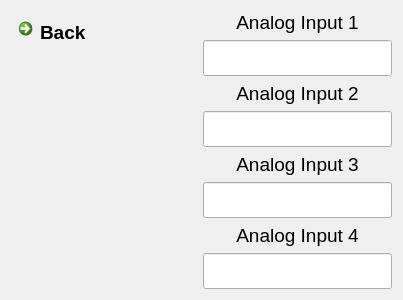
semissatto2/Interface_files, file myInterface/EPSInterface.ui: the form before one commit.
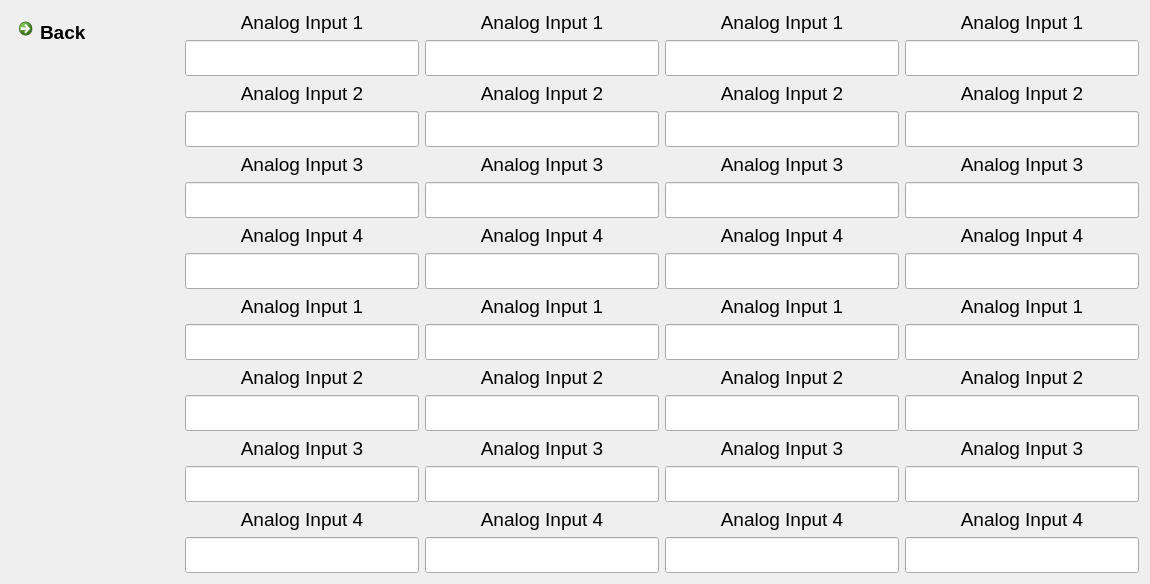
The form after the commit. Icons and pictures are not drawn.

What changed in the file:
```diff
--- a/myInterface/EPSInterface.ui
+++ b/myInterface/EPSInterface.ui
@@ -6,16 +6,16 @@
    <rect>
     <x>0</x>
     <y>0</y>
-    <width>403</width>
-    <height>238</height>
+    <width>1150</width>
+    <height>578</height>
    </rect>
   </property>
   <property name="windowTitle">
    <string>EPS Interface</string>
   </property>
-  <layout class="QVBoxLayout" name="verticalLayout_3">
+  <layout class="QVBoxLayout" name="verticalLayout_11">
    <item>
-    <layout class="QHBoxLayout" name="horizontalLayout_2">
+    <layout class="QHBoxLayout" name="horizontalLayout_4">
      <item>
       <layout class="QVBoxLayout" name="verticalLayout_2">
        <item>
@@ -42,19 +42,6 @@
            </property>
           </widget>
          </item>
-         <item>
-          <spacer name="horizontalSpacer">
-           <property name="orientation">
-            <enum>Qt::Horizontal</enum>
-           </property>
-           <property name="sizeHint" stdset="0">
-            <size>
-             <width>40</width>
-             <height>20</height>
-            </size>
-           </property>
-          </spacer>
-         </item>
         </layout>
        </item>
        <item>
@@ -73,7 +60,11 @@
       </layout>
      </item>
      <item>
-      <layout class="QVBoxLayout" name="verticalLayout">
+      <layout class="QVBoxLayout" name="verticalLayout_10">
+       <item>
+        <layout class="QHBoxLayout" name="horizontalLayout_2">
+         <item>
+          <layout class="QVBoxLayout" name="verticalLayout_9">
        <item>
         <widget class="QLabel" name="labelAI1">
          <property name="font">
@@ -181,6 +172,798 @@
           <set>Qt::AlignCenter</set>
          </property>
         </widget>
+           </item>
+          </layout>
+         </item>
+         <item>
+          <layout class="QVBoxLayout" name="verticalLayout_8">
+           <item>
+            <widget class="QLabel" name="labelAI5">
+             <property name="font">
+              <font>
+               <pointsize>14</pointsize>
+              </font>
+             </property>
+             <property name="text">
+              <string>Analog Input 1</string>
+             </property>
+             <property name="alignment">
+              <set>Qt::AlignCenter</set>
+             </property>
+            </widget>
+           </item>
+           <item>
+            <widget class="QLineEdit" name="lineEditAI5">
+             <property name="font">
+              <font>
+               <pointsize>18</pointsize>
+              </font>
+             </property>
+             <property name="alignment">
+              <set>Qt::AlignCenter</set>
+             </property>
+            </widget>
+           </item>
+           <item>
+            <widget class="QLabel" name="labelAI6">
+             <property name="font">
+              <font>
+               <pointsize>14</pointsize>
+              </font>
+             </property>
+             <property name="text">
+              <string>Analog Input 2</string>
+             </property>
+             <property name="alignment">
+              <set>Qt::AlignCenter</set>
+             </property>
+            </widget>
+           </item>
+           <item>
+            <widget class="QLineEdit" name="lineEditAI6">
+             <property name="font">
+              <font>
+               <pointsize>18</pointsize>
+              </font>
+             </property>
+             <property name="alignment">
+              <set>Qt::AlignCenter</set>
+             </property>
+            </widget>
+           </item>
+           <item>
+            <widget class="QLabel" name="labelAI7">
+             <property name="font">
+              <font>
+               <pointsize>14</pointsize>
+              </font>
+             </property>
+             <property name="text">
+              <string>Analog Input 3</string>
+             </property>
+             <property name="alignment">
+              <set>Qt::AlignCenter</set>
+             </property>
+            </widget>
+           </item>
+           <item>
+            <widget class="QLineEdit" name="lineEditAI7">
+             <property name="font">
+              <font>
+               <pointsize>18</pointsize>
+              </font>
+             </property>
+             <property name="alignment">
+              <set>Qt::AlignCenter</set>
+             </property>
+            </widget>
+           </item>
+           <item>
+            <widget class="QLabel" name="labelAI8">
+             <property name="font">
+              <font>
+               <pointsize>14</pointsize>
+              </font>
+             </property>
+             <property name="text">
+              <string>Analog Input 4</string>
+             </property>
+             <property name="alignment">
+              <set>Qt::AlignCenter</set>
+             </property>
+            </widget>
+           </item>
+           <item>
+            <widget class="QLineEdit" name="lineEditAI8">
+             <property name="font">
+              <font>
+               <pointsize>18</pointsize>
+              </font>
+             </property>
+             <property name="alignment">
+              <set>Qt::AlignCenter</set>
+             </property>
+            </widget>
+           </item>
+          </layout>
+         </item>
+         <item>
+          <layout class="QVBoxLayout" name="verticalLayout_7">
+           <item>
+            <widget class="QLabel" name="labelAI9">
+             <property name="font">
+              <font>
+               <pointsize>14</pointsize>
+              </font>
+             </property>
+             <property name="text">
+              <string>Analog Input 1</string>
+             </property>
+             <property name="alignment">
+              <set>Qt::AlignCenter</set>
+             </property>
+            </widget>
+           </item>
+           <item>
+            <widget class="QLineEdit" name="lineEditAI9">
+             <property name="font">
+              <font>
+               <pointsize>18</pointsize>
+              </font>
+             </property>
+             <property name="alignment">
+              <set>Qt::AlignCenter</set>
+             </property>
+            </widget>
+           </item>
+           <item>
+            <widget class="QLabel" name="labelAI10">
+             <property name="font">
+              <font>
+               <pointsize>14</pointsize>
+              </font>
+             </property>
+             <property name="text">
+              <string>Analog Input 2</string>
+             </property>
+             <property name="alignment">
+              <set>Qt::AlignCenter</set>
+             </property>
+            </widget>
+           </item>
+           <item>
+            <widget class="QLineEdit" name="lineEditAI10">
+             <property name="font">
+              <font>
+               <pointsize>18</pointsize>
+              </font>
+             </property>
+             <property name="alignment">
+              <set>Qt::AlignCenter</set>
+             </property>
+            </widget>
+           </item>
+           <item>
+            <widget class="QLabel" name="labelAI11">
+             <property name="font">
+              <font>
+               <pointsize>14</pointsize>
+              </font>
+             </property>
+             <property name="text">
+              <string>Analog Input 3</string>
+             </property>
+             <property name="alignment">
+              <set>Qt::AlignCenter</set>
+             </property>
+            </widget>
+           </item>
+           <item>
+            <widget class="QLineEdit" name="lineEditAI11">
+             <property name="font">
+              <font>
+               <pointsize>18</pointsize>
+              </font>
+             </property>
+             <property name="alignment">
+              <set>Qt::AlignCenter</set>
+             </property>
+            </widget>
+           </item>
+           <item>
+            <widget class="QLabel" name="labelAI12">
+             <property name="font">
+              <font>
+               <pointsize>14</pointsize>
+              </font>
+             </property>
+             <property name="text">
+              <string>Analog Input 4</string>
+             </property>
+             <property name="alignment">
+              <set>Qt::AlignCenter</set>
+             </property>
+            </widget>
+           </item>
+           <item>
+            <widget class="QLineEdit" name="lineEditAI12">
+             <property name="font">
+              <font>
+               <pointsize>18</pointsize>
+              </font>
+             </property>
+             <property name="alignment">
+              <set>Qt::AlignCenter</set>
+             </property>
+            </widget>
+           </item>
+          </layout>
+         </item>
+         <item>
+          <layout class="QVBoxLayout" name="verticalLayout_6">
+           <item>
+            <widget class="QLabel" name="labelAI13">
+             <property name="font">
+              <font>
+               <pointsize>14</pointsize>
+              </font>
+             </property>
+             <property name="text">
+              <string>Analog Input 1</string>
+             </property>
+             <property name="alignment">
+              <set>Qt::AlignCenter</set>
+             </property>
+            </widget>
+           </item>
+           <item>
+            <widget class="QLineEdit" name="lineEditAI13">
+             <property name="font">
+              <font>
+               <pointsize>18</pointsize>
+              </font>
+             </property>
+             <property name="alignment">
+              <set>Qt::AlignCenter</set>
+             </property>
+            </widget>
+           </item>
+           <item>
+            <widget class="QLabel" name="labelAI14">
+             <property name="font">
+              <font>
+               <pointsize>14</pointsize>
+              </font>
+             </property>
+             <property name="text">
+              <string>Analog Input 2</string>
+             </property>
+             <property name="alignment">
+              <set>Qt::AlignCenter</set>
+             </property>
+            </widget>
+           </item>
+           <item>
+            <widget class="QLineEdit" name="lineEditAI14">
+             <property name="font">
+              <font>
+               <pointsize>18</pointsize>
+              </font>
+             </property>
+             <property name="alignment">
+              <set>Qt::AlignCenter</set>
+             </property>
+            </widget>
+           </item>
+           <item>
+            <widget class="QLabel" name="labelAI15">
+             <property name="font">
+              <font>
+               <pointsize>14</pointsize>
+              </font>
+             </property>
+             <property name="text">
+              <string>Analog Input 3</string>
+             </property>
+             <property name="alignment">
+              <set>Qt::AlignCenter</set>
+             </property>
+            </widget>
+           </item>
+           <item>
+            <widget class="QLineEdit" name="lineEditAI15">
+             <property name="font">
+              <font>
+               <pointsize>18</pointsize>
+              </font>
+             </property>
+             <property name="alignment">
+              <set>Qt::AlignCenter</set>
+             </property>
+            </widget>
+           </item>
+           <item>
+            <widget class="QLabel" name="labelAI16">
+             <property name="font">
+              <font>
+               <pointsize>14</pointsize>
+              </font>
+             </property>
+             <property name="text">
+              <string>Analog Input 4</string>
+             </property>
+             <property name="alignment">
+              <set>Qt::AlignCenter</set>
+             </property>
+            </widget>
+           </item>
+           <item>
+            <widget class="QLineEdit" name="lineEditAI16">
+             <property name="font">
+              <font>
+               <pointsize>18</pointsize>
+              </font>
+             </property>
+             <property name="alignment">
+              <set>Qt::AlignCenter</set>
+             </property>
+            </widget>
+           </item>
+          </layout>
+         </item>
+        </layout>
+       </item>
+       <item>
+        <layout class="QHBoxLayout" name="horizontalLayout_3">
+         <item>
+          <layout class="QVBoxLayout" name="verticalLayout">
+           <item>
+            <widget class="QLabel" name="labelAI17">
+             <property name="font">
+              <font>
+               <pointsize>14</pointsize>
+              </font>
+             </property>
+             <property name="text">
+              <string>Analog Input 1</string>
+             </property>
+             <property name="alignment">
+              <set>Qt::AlignCenter</set>
+             </property>
+            </widget>
+           </item>
+           <item>
+            <widget class="QLineEdit" name="lineEditAI17">
+             <property name="font">
+              <font>
+               <pointsize>18</pointsize>
+              </font>
+             </property>
+             <property name="alignment">
+              <set>Qt::AlignCenter</set>
+             </property>
+            </widget>
+           </item>
+           <item>
+            <widget class="QLabel" name="labelAI18">
+             <property name="font">
+              <font>
+               <pointsize>14</pointsize>
+              </font>
+             </property>
+             <property name="text">
+              <string>Analog Input 2</string>
+             </property>
+             <property name="alignment">
+              <set>Qt::AlignCenter</set>
+             </property>
+            </widget>
+           </item>
+           <item>
+            <widget class="QLineEdit" name="lineEditAI18">
+             <property name="font">
+              <font>
+               <pointsize>18</pointsize>
+              </font>
+             </property>
+             <property name="alignment">
+              <set>Qt::AlignCenter</set>
+             </property>
+            </widget>
+           </item>
+           <item>
+            <widget class="QLabel" name="labelAI19">
+             <property name="font">
+              <font>
+               <pointsize>14</pointsize>
+              </font>
+             </property>
+             <property name="text">
+              <string>Analog Input 3</string>
+             </property>
+             <property name="alignment">
+              <set>Qt::AlignCenter</set>
+             </property>
+            </widget>
+           </item>
+           <item>
+            <widget class="QLineEdit" name="lineEditAI19">
+             <property name="font">
+              <font>
+               <pointsize>18</pointsize>
+              </font>
+             </property>
+             <property name="alignment">
+              <set>Qt::AlignCenter</set>
+             </property>
+            </widget>
+           </item>
+           <item>
+            <widget class="QLabel" name="labelAI20">
+             <property name="font">
+              <font>
+               <pointsize>14</pointsize>
+              </font>
+             </property>
+             <property name="text">
+              <string>Analog Input 4</string>
+             </property>
+             <property name="alignment">
+              <set>Qt::AlignCenter</set>
+             </property>
+            </widget>
+           </item>
+           <item>
+            <widget class="QLineEdit" name="lineEditAI20">
+             <property name="font">
+              <font>
+               <pointsize>18</pointsize>
+              </font>
+             </property>
+             <property name="alignment">
+              <set>Qt::AlignCenter</set>
+             </property>
+            </widget>
+           </item>
+          </layout>
+         </item>
+         <item>
+          <layout class="QVBoxLayout" name="verticalLayout_3">
+           <item>
+            <widget class="QLabel" name="labelAI21">
+             <property name="font">
+              <font>
+               <pointsize>14</pointsize>
+              </font>
+             </property>
+             <property name="text">
+              <string>Analog Input 1</string>
+             </property>
+             <property name="alignment">
+              <set>Qt::AlignCenter</set>
+             </property>
+            </widget>
+           </item>
+           <item>
+            <widget class="QLineEdit" name="lineEditAI21">
+             <property name="font">
+              <font>
+               <pointsize>18</pointsize>
+              </font>
+             </property>
+             <property name="alignment">
+              <set>Qt::AlignCenter</set>
+             </property>
+            </widget>
+           </item>
+           <item>
+            <widget class="QLabel" name="labelAI22">
+             <property name="font">
+              <font>
+               <pointsize>14</pointsize>
+              </font>
+             </property>
+             <property name="text">
+              <string>Analog Input 2</string>
+             </property>
+             <property name="alignment">
+              <set>Qt::AlignCenter</set>
+             </property>
+            </widget>
+           </item>
+           <item>
+            <widget class="QLineEdit" name="lineEditAI22">
+             <property name="font">
+              <font>
+               <pointsize>18</pointsize>
+              </font>
+             </property>
+             <property name="alignment">
+              <set>Qt::AlignCenter</set>
+             </property>
+            </widget>
+           </item>
+           <item>
+            <widget class="QLabel" name="labelAI23">
+             <property name="font">
+              <font>
+               <pointsize>14</pointsize>
+              </font>
+             </property>
+             <property name="text">
+              <string>Analog Input 3</string>
+             </property>
+             <property name="alignment">
+              <set>Qt::AlignCenter</set>
+             </property>
+            </widget>
+           </item>
+           <item>
+            <widget class="QLineEdit" name="lineEditAI23">
+             <property name="font">
+              <font>
+               <pointsize>18</pointsize>
+              </font>
+             </property>
+             <property name="alignment">
+              <set>Qt::AlignCenter</set>
+             </property>
+            </widget>
+           </item>
+           <item>
+            <widget class="QLabel" name="labelAI24">
+             <property name="font">
+              <font>
+               <pointsize>14</pointsize>
+              </font>
+             </property>
+             <property name="text">
+              <string>Analog Input 4</string>
+             </property>
+             <property name="alignment">
+              <set>Qt::AlignCenter</set>
+             </property>
+            </widget>
+           </item>
+           <item>
+            <widget class="QLineEdit" name="lineEditAI24">
+             <property name="font">
+              <font>
+               <pointsize>18</pointsize>
+              </font>
+             </property>
+             <property name="alignment">
+              <set>Qt::AlignCenter</set>
+             </property>
+            </widget>
+           </item>
+          </layout>
+         </item>
+         <item>
+          <layout class="QVBoxLayout" name="verticalLayout_4">
+           <item>
+            <widget class="QLabel" name="labelAI25">
+             <property name="font">
+              <font>
+               <pointsize>14</pointsize>
+              </font>
+             </property>
+             <property name="text">
+              <string>Analog Input 1</string>
+             </property>
+             <property name="alignment">
+              <set>Qt::AlignCenter</set>
+             </property>
+            </widget>
+           </item>
+           <item>
+            <widget class="QLineEdit" name="lineEditAI25">
+             <property name="font">
+              <font>
+               <pointsize>18</pointsize>
+              </font>
+             </property>
+             <property name="alignment">
+              <set>Qt::AlignCenter</set>
+             </property>
+            </widget>
+           </item>
+           <item>
+            <widget class="QLabel" name="labelAI26">
+             <property name="font">
+              <font>
+               <pointsize>14</pointsize>
+              </font>
+             </property>
+             <property name="text">
+              <string>Analog Input 2</string>
+             </property>
+             <property name="alignment">
+              <set>Qt::AlignCenter</set>
+             </property>
+            </widget>
+           </item>
+           <item>
+            <widget class="QLineEdit" name="lineEditAI26">
+             <property name="font">
+              <font>
+               <pointsize>18</pointsize>
+              </font>
+             </property>
+             <property name="alignment">
+              <set>Qt::AlignCenter</set>
+             </property>
+            </widget>
+           </item>
+           <item>
+            <widget class="QLabel" name="labelAI27">
+             <property name="font">
+              <font>
+               <pointsize>14</pointsize>
+              </font>
+             </property>
+             <property name="text">
+              <string>Analog Input 3</string>
+             </property>
+             <property name="alignment">
+              <set>Qt::AlignCenter</set>
+             </property>
+            </widget>
+           </item>
+           <item>
+            <widget class="QLineEdit" name="lineEditAI27">
+             <property name="font">
+              <font>
+               <pointsize>18</pointsize>
+              </font>
+             </property>
+             <property name="alignment">
+              <set>Qt::AlignCenter</set>
+             </property>
+            </widget>
+           </item>
+           <item>
+            <widget class="QLabel" name="labelAI28">
+             <property name="font">
+              <font>
+               <pointsize>14</pointsize>
+              </font>
+             </property>
+             <property name="text">
+              <string>Analog Input 4</string>
+             </property>
+             <property name="alignment">
+              <set>Qt::AlignCenter</set>
+             </property>
+            </widget>
+           </item>
+           <item>
+            <widget class="QLineEdit" name="lineEditAI28">
+             <property name="font">
+              <font>
+               <pointsize>18</pointsize>
+              </font>
+             </property>
+             <property name="alignment">
+              <set>Qt::AlignCenter</set>
+             </property>
+            </widget>
+           </item>
+          </layout>
+         </item>
+         <item>
+          <layout class="QVBoxLayout" name="verticalLayout_5">
+           <item>
+            <widget class="QLabel" name="labelAI29">
+             <property name="font">
+              <font>
+               <pointsize>14</pointsize>
+              </font>
+             </property>
+             <property name="text">
+              <string>Analog Input 1</string>
+             </property>
+             <property name="alignment">
+              <set>Qt::AlignCenter</set>
+             </property>
+            </widget>
+           </item>
+           <item>
+            <widget class="QLineEdit" name="lineEditAI29">
+             <property name="font">
+              <font>
+               <pointsize>18</pointsize>
+              </font>
+             </property>
+             <property name="alignment">
+              <set>Qt::AlignCenter</set>
+             </property>
+            </widget>
+           </item>
+           <item>
+            <widget class="QLabel" name="labelAI30">
+             <property name="font">
+              <font>
+               <pointsize>14</pointsize>
+              </font>
+             </property>
+             <property name="text">
+              <string>Analog Input 2</string>
+             </property>
+             <property name="alignment">
+              <set>Qt::AlignCenter</set>
+             </property>
+            </widget>
+           </item>
+           <item>
+            <widget class="QLineEdit" name="lineEditAI30">
+             <property name="font">
+              <font>
+               <pointsize>18</pointsize>
+              </font>
+             </property>
+             <property name="alignment">
+              <set>Qt::AlignCenter</set>
+             </property>
+            </widget>
+           </item>
+           <item>
+            <widget class="QLabel" name="labelAI31">
+             <property name="font">
+              <font>
+               <pointsize>14</pointsize>
+              </font>
+             </property>
+             <property name="text">
+              <string>Analog Input 3</string>
+             </property>
+             <property name="alignment">
+              <set>Qt::AlignCenter</set>
+             </property>
+            </widget>
+           </item>
+           <item>
+            <widget class="QLineEdit" name="lineEditAI31">
+             <property name="font">
+              <font>
+               <pointsize>18</pointsize>
+              </font>
+             </property>
+             <property name="alignment">
+              <set>Qt::AlignCenter</set>
+             </property>
+            </widget>
+           </item>
+           <item>
+            <widget class="QLabel" name="labelAI32">
+             <property name="font">
+              <font>
+               <pointsize>14</pointsize>
+              </font>
+             </property>
+             <property name="text">
+              <string>Analog Input 4</string>
+             </property>
+             <property name="alignment">
+              <set>Qt::AlignCenter</set>
+             </property>
+            </widget>
+           </item>
+           <item>
+            <widget class="QLineEdit" name="lineEditAI32">
+             <property name="font">
+              <font>
+               <pointsize>18</pointsize>
+              </font>
+             </property>
+             <property name="alignment">
+              <set>Qt::AlignCenter</set>
+             </property>
+            </widget>
+           </item>
+          </layout>
+         </item>
+        </layout>
        </item>
       </layout>
      </item>
```
Lines whose indentation alone changed are shown as unchanged.
